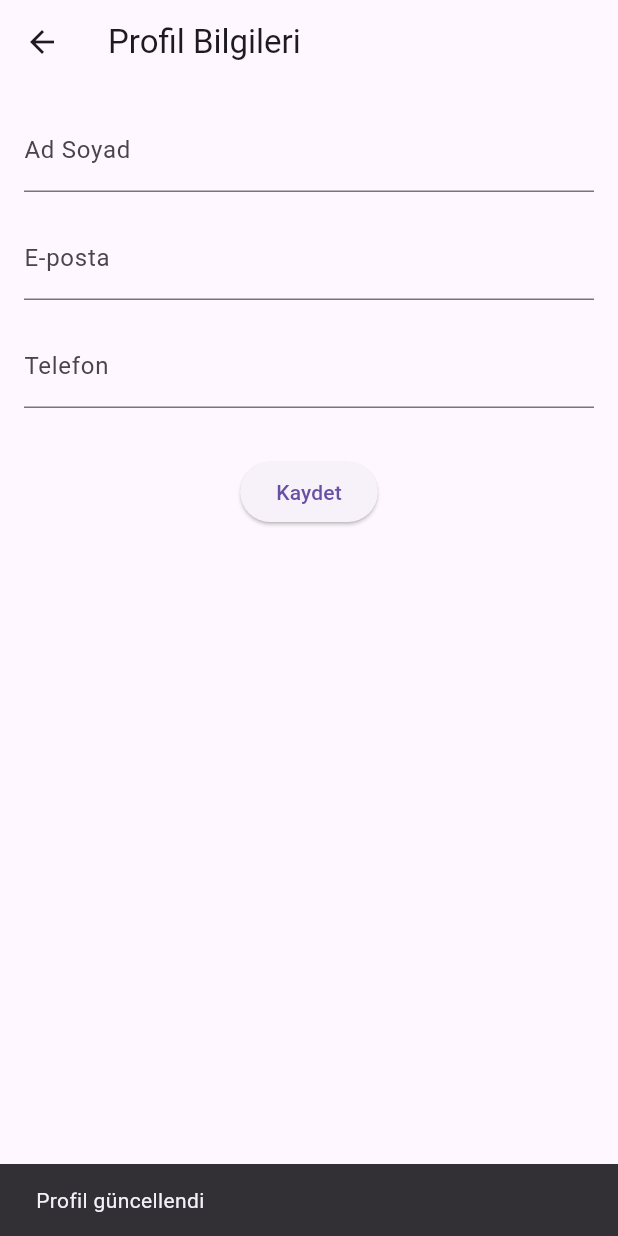
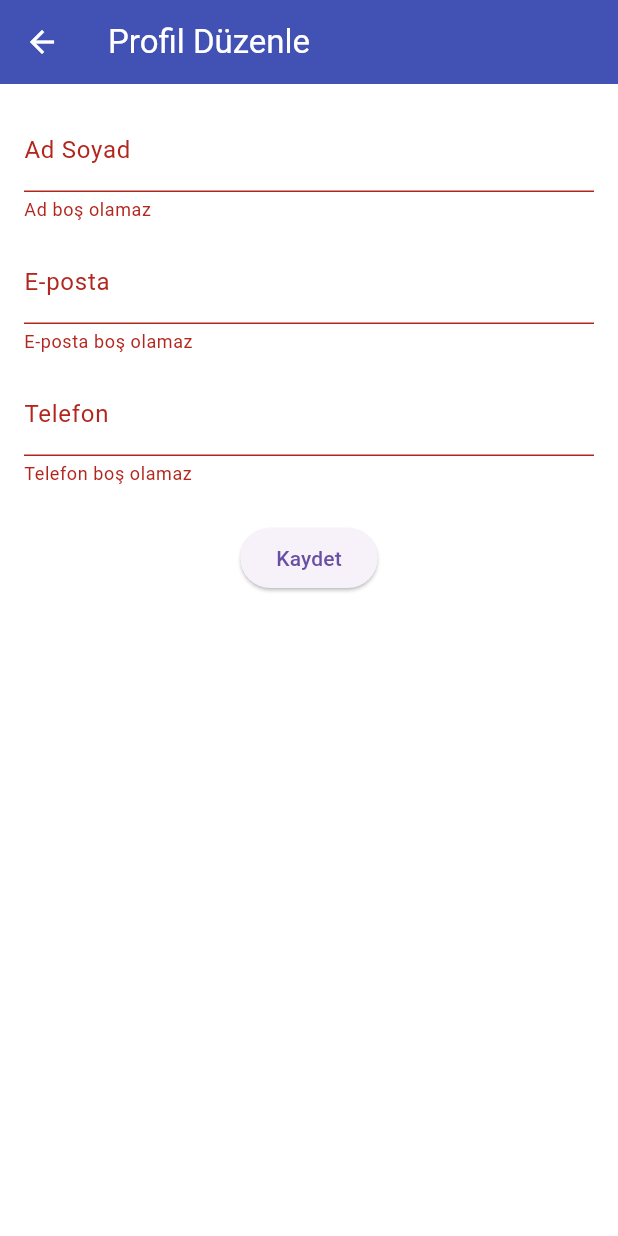
Before and after one commit to nechh42/esnafpanel_mobile, a Flutter app: the ProfileEditScreen screen opened by its route, after a tap on "Kaydet", on a phone screen of 412 x 824 dp. Run offline on Flutter 3.47's test engine with Material 3 defaults, Android fonts, the phone set to English and light mode, and no system bars; our stand-ins replace cloud_firestore, firebase_auth, firebase_core; accounts and stored records are empty; network calls fail.

Commit message:
Profil düzenleme ekranı ve Firebase kayıt işlemi eklendi

```diff
--- a/lib/screens/settings/profile_edit_screen.dart
+++ b/lib/screens/settings/profile_edit_screen.dart
@@ -1,3 +1,5 @@
+import 'package:cloud_firestore/cloud_firestore.dart';
+import 'package:firebase_auth/firebase_auth.dart';
 import 'package:flutter/material.dart';
 
 class ProfileEditScreen extends StatefulWidget {
@@ -8,9 +10,53 @@ class ProfileEditScreen extends StatefulWidget {
 }
 
 class _ProfileEditScreenState extends State<ProfileEditScreen> {
-  final TextEditingController _nameController = TextEditingController();
-  final TextEditingController _emailController = TextEditingController();
-  final TextEditingController _phoneController = TextEditingController();
+  final _formKey = GlobalKey<FormState>();
+  final _nameController = TextEditingController();
+  final _emailController = TextEditingController();
+  final _phoneController = TextEditingController();
+
+  @override
+  void initState() {
+    super.initState();
+    _loadUserProfile();
+  }
+
+  Future<void> _loadUserProfile() async {
+    final user = FirebaseAuth.instance.currentUser;
+    if (user != null) {
+      final doc =
+          await FirebaseFirestore.instance
+              .collection('businesses')
+              .doc(user.uid)
+              .get();
+      final data = doc.data();
+      if (data != null) {
+        _nameController.text = data['name'] ?? '';
+        _emailController.text = data['email'] ?? '';
+        _phoneController.text = data['phoneNumber'] ?? '';
+      }
+    }
+  }
+
+  Future<void> _saveProfile() async {
+    if (_formKey.currentState?.validate() != true) return;
+
+    final user = FirebaseAuth.instance.currentUser;
+    if (user != null) {
+      await FirebaseFirestore.instance
+          .collection('businesses')
+          .doc(user.uid)
+          .update({
+            'name': _nameController.text.trim(),
+            'email': _emailController.text.trim(),
+            'phoneNumber': _phoneController.text.trim(),
+          });
+
+      ScaffoldMessenger.of(context).showSnackBar(
+        const SnackBar(content: Text('Profil başarıyla güncellendi')),
+      );
+    }
+  }
 
   @override
   void dispose() {
@@ -20,40 +66,44 @@ class _ProfileEditScreenState extends State<ProfileEditScreen> {
     super.dispose();
   }
 
-  void _saveProfile() {
-    // TODO: Buraya Firebase güncelleme kodları eklenebilir
-    final name = _nameController.text;
-    final email = _emailController.text;
-    final phone = _phoneController.text;
-
-    ScaffoldMessenger.of(
-      context,
-    ).showSnackBar(SnackBar(content: Text('Profil güncellendi')));
-  }
-
   @override
   Widget build(BuildContext context) {
     return Scaffold(
-      appBar: AppBar(title: const Text('Profil Bilgileri')),
+      appBar: AppBar(title: const Text('Profil Düzenle')),
       body: Padding(
         padding: const EdgeInsets.all(16.0),
+        child: Form(
+          key: _formKey,
           child: Column(
             children: [
-            TextField(
+              TextFormField(
                 controller: _nameController,
                 decoration: const InputDecoration(labelText: 'Ad Soyad'),
+                validator:
+                    (value) =>
+                        value == null || value.isEmpty ? 'Ad boş olamaz' : null,
               ),
-            const SizedBox(height: 16),
-            TextField(
+              const SizedBox(height: 12),
+              TextFormField(
                 controller: _emailController,
                 decoration: const InputDecoration(labelText: 'E-posta'),
+                validator:
+                    (value) =>
+                        value == null || value.isEmpty
+                            ? 'E-posta boş olamaz'
+                            : null,
               ),
-            const SizedBox(height: 16),
-            TextField(
+              const SizedBox(height: 12),
+              TextFormField(
                 controller: _phoneController,
                 decoration: const InputDecoration(labelText: 'Telefon'),
+                validator:
+                    (value) =>
+                        value == null || value.isEmpty
+                            ? 'Telefon boş olamaz'
+                            : null,
               ),
-            const SizedBox(height: 32),
+              const SizedBox(height: 24),
               ElevatedButton(
                 onPressed: _saveProfile,
                 child: const Text('Kaydet'),
@@ -61,6 +111,7 @@ class _ProfileEditScreenState extends State<ProfileEditScreen> {
             ],
           ),
         ),
+      ),
     );
   }
 }
--- /dev/null
+++ b/lib/theme/app_theme.dart
@@ -0,0 +1,33 @@
+import 'package:flutter/material.dart';
+
+class AppTheme {
+  static ThemeData lightTheme = ThemeData(
+    brightness: Brightness.light,
+    primarySwatch: Colors.indigo,
+    scaffoldBackgroundColor: Colors.white,
+    appBarTheme: const AppBarTheme(
+      backgroundColor: Colors.indigo,
+      foregroundColor: Colors.white,
+      elevation: 2,
+    ),
+    textTheme: const TextTheme(
+      bodyLarge: TextStyle(color: Colors.black),
+      bodyMedium: TextStyle(color: Colors.black87),
+    ),
+  );
+
+  static ThemeData darkTheme = ThemeData(
+    brightness: Brightness.dark,
+    primarySwatch: Colors.indigo,
+    scaffoldBackgroundColor: Colors.black,
+    appBarTheme: const AppBarTheme(
+      backgroundColor: Colors.black,
+      foregroundColor: Colors.white,
+      elevation: 2,
+    ),
+    textTheme: const TextTheme(
+      bodyLarge: TextStyle(color: Colors.white),
+      bodyMedium: TextStyle(color: Colors.white70),
+    ),
+  );
+}
```
Also changed, not shown: lib/main.dart (+36 -18 lines), lib/providers/theme_provider.dart (+2 -20 lines), lib/screens/settings/settings_screen.dart (+16 -18 lines), lib/screens/settings/theme_screen.dart (deleted, +0 -37 lines), lib/theme/theme_screen.dart (added, +54 -0 lines), lib/firebase_options.dart (deleted). Lines whose indentation alone changed are shown as unchanged.
